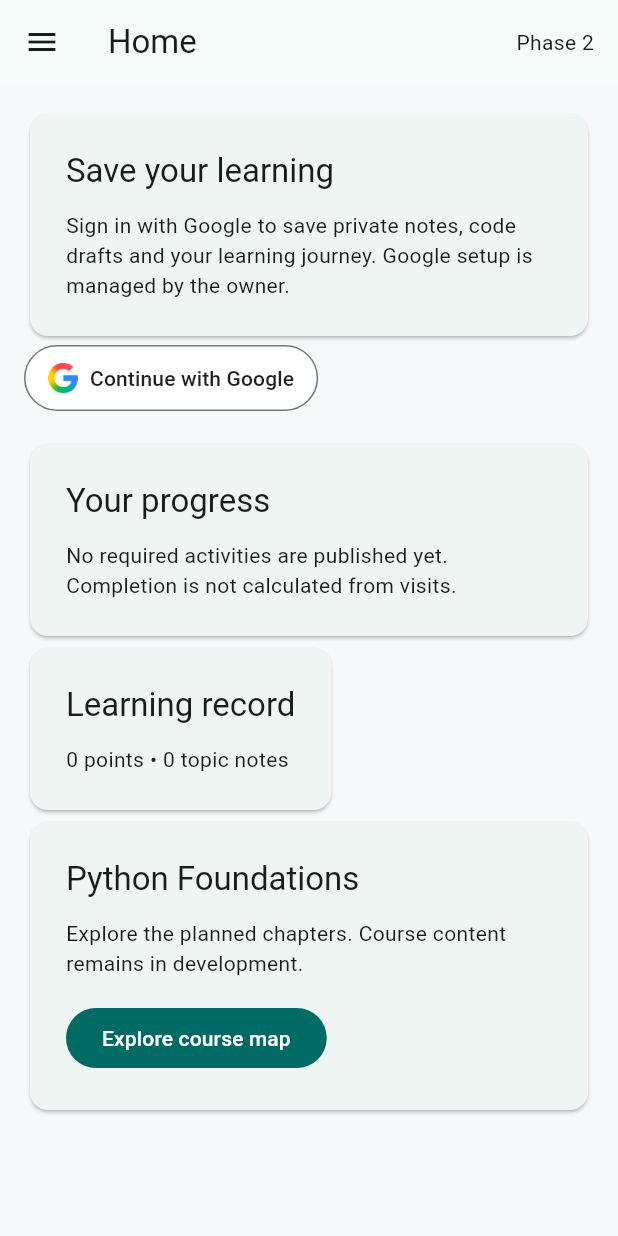
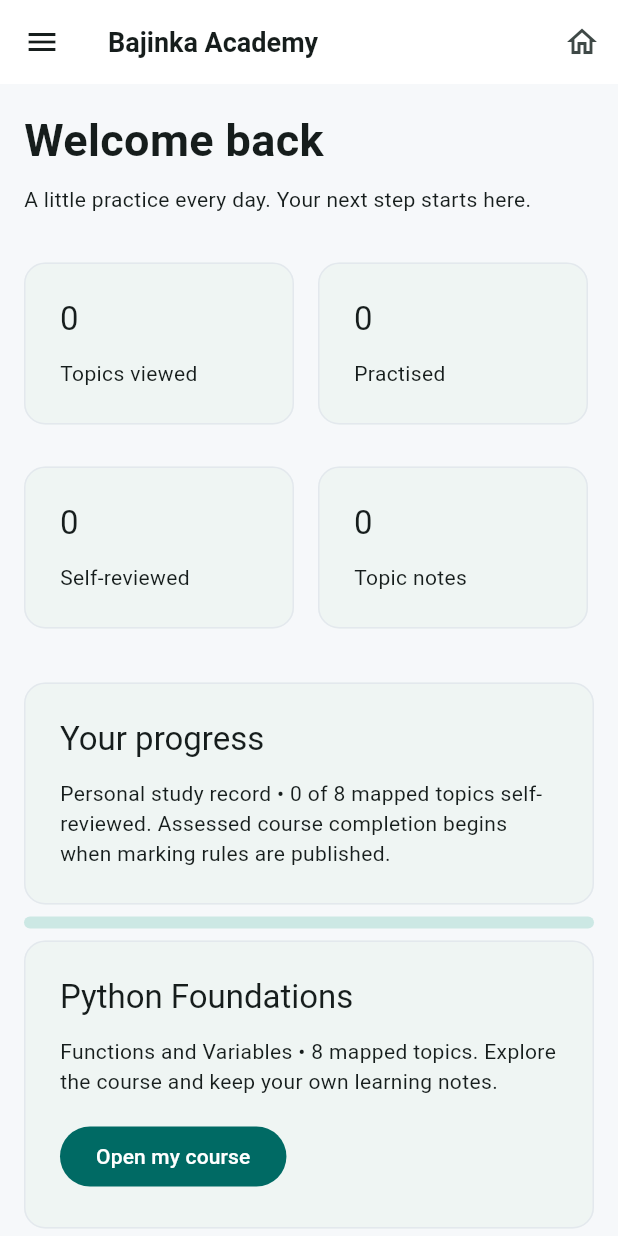
Before and after one commit to cyberokasha-dev/Bajinka-Academy, a Flutter app: the screen it shows after launch, on a phone screen of 412 x 824 dp. Run offline on Flutter 3.47's test engine with Material 3 defaults, Android fonts, the phone set to English and light mode, and no system bars; our stand-ins replace shared_preferences, supabase_flutter; accounts and stored records are empty.

Commit message:
Make learner workspace available without login and match reference lesson navigation

```diff
--- a/apps/learner/lib/main.dart
+++ b/apps/learner/lib/main.dart
@@ -1,16 +1,12 @@
 import 'dart:async';
 import 'package:flutter/material.dart';
+import 'package:flutter/services.dart';
 import 'package:supabase_flutter/supabase_flutter.dart';
 import 'learner_store.dart';
 
 Future<void> main() async {
   WidgetsFlutterBinding.ensureInitialized();
-  SupabaseClient? client;
-  try {
-    await Supabase.initialize(url: 'https://zesvwdewewylotohcsgn.supabase.co', publishableKey: 'sb_publishable_pyX5NRIIF99KroUmr5RSyQ_xNO1WdwB');
-    client = Supabase.instance.client;
-  } catch (_) { /* Browsing remains available if account initialisation fails. */ }
-  runApp(AcademyApp(client: client));
+  runApp(const AcademyApp());
 }
 
 class AcademyApp extends StatelessWidget {
@@ -40,6 +36,7 @@ class _LearnerShellState extends State<LearnerShell> {
   String section = 'Home';
   int? chapter;
   String? topic;
+  String lessonTab = 'Learn';
   final note = TextEditingController();
   final code = TextEditingController();
   late final LearnerStore store;
@@ -76,7 +73,7 @@ class _LearnerShellState extends State<LearnerShell> {
     autosave?.cancel();
     if (topic != null) unawaited(store.save(topic!));
     setState(() {
-      section = 'My courses'; chapter = 0; topic = title;
+      section = 'My courses'; chapter = 0; topic = title; lessonTab = 'Learn';
       note.text = store.draft(title)['notes'] as String;
       code.text = store.draft(title)['code'] as String;
     });
@@ -91,50 +88,54 @@ class _LearnerShellState extends State<LearnerShell> {
   Widget account() => panel(store.signedIn ? 'Your account' : 'Save your learning', store.signedIn
     ? 'Signed in as ${store.displayName.isEmpty ? widget.client?.auth.currentUser?.email ?? "Learner" : store.displayName}.'
     : 'Sign in with Google to save private notes, code drafts and your learning journey. Google setup is managed by the owner.');
-  Widget homeProgress() => Column(crossAxisAlignment: CrossAxisAlignment.start, children: [
-    account(), if (!store.signedIn) signInButton(),
-    const SizedBox(height: 16),
-    panel('Your progress', store.requiredCount == 0
-      ? 'No required activities are published yet. Completion is not calculated from visits.'
-      : '${store.completedCount} of ${store.requiredCount} required activities completed.'),
-    if (store.requiredCount > 0) LinearProgressIndicator(value: store.completedCount / store.requiredCount),
-    panel('Learning record', '${store.points} points • ${store.drafts.values.where((d) => (d["notes"] as String? ?? "").isNotEmpty).length} topic notes'),
+  Widget homeProgress() => Column(crossAxisAlignment: CrossAxisAlignment.stretch, children: [
+    Text('Welcome back${store.displayName.isEmpty ? "" : ", ${store.displayName}"}', style: const TextStyle(fontSize: 30, fontWeight: FontWeight.w700)),
+    const SizedBox(height: 8), const Text('A little practice every day. Your next step starts here.'),
+    const SizedBox(height: 24),
+    Wrap(spacing: 16, runSpacing: 12, children: [
+      metric('Topics viewed', store.countStage('viewed')),
+      metric('Practised', store.countStage('practised')),
+      metric('Self-reviewed', store.countStage('reviewed')),
+      metric('Topic notes', store.drafts.values.where((d) => (d['notes'] as String? ?? '').isNotEmpty).length),
+    ]),
+    const SizedBox(height: 20),
+    panel('Your progress', 'Personal study record • ${store.countStage('reviewed')} of ${topics.length} mapped topics self-reviewed. Assessed course completion begins when marking rules are published.'),
+    LinearProgressIndicator(value: store.countStage('reviewed') / topics.length, minHeight: 8, borderRadius: BorderRadius.circular(8)),
     if (store.lastTopic != null && topics.contains(store.lastTopic)) panel('Continue learning', store.lastTopic!, action: () => openTopic(store.lastTopic!), button: 'Continue'),
-    panel('Python Foundations', 'Explore the planned chapters. Course content remains in development.', action: () => select('My courses'), button: 'Explore course map'),
+    panel('Python Foundations', 'Functions and Variables • 8 mapped topics. Explore the course and keep your own learning notes.', action: () => select('My courses'), button: 'Open my course'),
+    panel('Your learning workspace', 'Notes, Python drafts and self-review progress save on this browser or phone. Use Copy to back up your work. Account sync will be added later.'),
   ]);
+  Widget metric(String label, int value) => SizedBox(width: 180, child: panel('$value', label));
   void select(String value) { autosave?.cancel(); if (topic != null) unawaited(store.save(topic!)); setState(() { section = value; chapter = null; topic = null; }); }
   @override
   void dispose() { autosave?.cancel(); store.removeListener(refresh); store.dispose(); note.dispose(); code.dispose(); super.dispose(); }
   Widget navigation() => ListView(children: [
-    const Padding(padding: EdgeInsets.all(24), child: Text('BAJINKA\nACADEMY', style: TextStyle(fontWeight: FontWeight.w800, fontSize: 22))),
+    const Padding(padding: EdgeInsets.all(24), child: Row(children: [Icon(Icons.school_outlined, color: Color(0xff087f78)), SizedBox(width: 10), Text('Bajinka Academy', style: TextStyle(fontWeight: FontWeight.w800, fontSize: 18))])),
     for (final item in sections) ListTile(selected: section == item, title: Text(item), onTap: () { select(item); scaffoldKey.currentState?.closeDrawer(); }),
   ]);
-  Widget panel(String title, String body, {VoidCallback? action, String? button}) => Card(child: Padding(padding: const EdgeInsets.all(24), child: Column(crossAxisAlignment: CrossAxisAlignment.start, children: [Text(title, style: Theme.of(context).textTheme.titleLarge), const SizedBox(height: 12), Text(body), if (action != null) Padding(padding: const EdgeInsets.only(top: 16), child: FilledButton(onPressed: action, child: Text(button ?? 'Open')))])));
+  Widget panel(String title, String body, {VoidCallback? action, String? button}) => Card(margin: const EdgeInsets.symmetric(vertical: 8), elevation: 0, shape: RoundedRectangleBorder(borderRadius: BorderRadius.circular(14), side: const BorderSide(color: Color(0xffe3e8ed))), child: SizedBox(width: double.infinity, child: Padding(padding: const EdgeInsets.all(24), child: Column(crossAxisAlignment: CrossAxisAlignment.start, children: [Text(title, style: Theme.of(context).textTheme.titleLarge), const SizedBox(height: 12), Text(body), if (action != null) Padding(padding: const EdgeInsets.only(top: 16), child: FilledButton(onPressed: action, child: Text(button ?? 'Open')))]))));
   Widget body() {
     if (section == 'Home' || section == 'Progress') return homeProgress();
     if (section == 'My courses') {
       if (topic != null) return Column(crossAxisAlignment: CrossAxisAlignment.start, children: [
         TextButton(onPressed: () => setState(() { topic = null; }), child: const Text('← Back to topics')),
         Text(topic!, style: Theme.of(context).textTheme.headlineSmall),
-        panel('Lesson awaiting publication', 'Admin will publish targets, detailed explanations, examples and resources here. No course content has been invented for this preview.'),
-        Wrap(spacing: 8, runSpacing: 8, children: [for (final label in ['Learn', 'Classwork', 'Homework', 'Challenge', 'Reflection']) Chip(label: Text(label))]),
-        const SizedBox(height: 16), TextField(controller: note, minLines: 5, maxLines: 12, decoration: const InputDecoration(labelText: 'My notes and explanation', border: OutlineInputBorder()), enabled: store.signedIn && !store.loading, onChanged: (_) => editDraft()),
-        const SizedBox(height: 16), TextField(controller: code, minLines: 10, maxLines: 24, style: const TextStyle(fontFamily: 'monospace'), decoration: const InputDecoration(labelText: 'Python draft — execution comes later', border: OutlineInputBorder()), enabled: store.signedIn && !store.loading, onChanged: (_) => editDraft()),
-        const SizedBox(height: 12), Text(store.signedIn ? store.draft(topic!)['status'] as String : 'Sign in to write and save private work.'),
-        if (!store.signedIn) signInButton(),
-        if (store.signedIn) Wrap(spacing: 12, children: [
-          TextButton(onPressed: () => store.save(topic!), child: const Text('Retry save')),
-          TextButton(onPressed: () async {
-            final id = topic!;
-            final accept = await showDialog<bool>(context: context, builder: (context) => AlertDialog(
-              title: const Text('Load cloud version?'),
-              content: const Text('This replaces your local changes. Copy them first if you want to keep them.'),
-              actions: [TextButton(onPressed: () => Navigator.pop(context, false), child: const Text('Cancel')), TextButton(onPressed: () => Navigator.pop(context, true), child: const Text('Load cloud version'))]));
-            if (accept != true) return;
-            await store.loadCloudDraft(id);
-            if (mounted && topic == id) setState(() { note.text = store.draft(id)['notes'] as String; code.text = store.draft(id)['code'] as String; });
-          }, child: const Text('Load cloud version')),
-        ]),
+        const SizedBox(height: 8), const Text('My Course / Functions and Variables', style: TextStyle(color: Colors.blueGrey)),
+        const SizedBox(height: 20),
+        SingleChildScrollView(scrollDirection: Axis.horizontal, child: Row(children: [for (final label in ['Learn', 'Classwork', 'Homework', 'Challenge', 'Project', 'Assessment', 'My Notes', 'My Code', 'Resources']) Padding(padding: const EdgeInsets.only(right: 8), child: ChoiceChip(label: Text(label), selected: lessonTab == label, onSelected: (_) => setState(() { lessonTab = label; })))])),
+        const SizedBox(height: 16),
+        panel('YOUR PROGRESS', 'Viewed → Practised → Self-reviewed. Demonstrated understanding requires a marked assessment.'),
+        Wrap(spacing: 8, runSpacing: 8, children: [for (final stage in ['viewed', 'practised', 'reviewed']) FilterChip(label: Text(stage == 'reviewed' ? 'Self-reviewed' : stage[0].toUpperCase() + stage.substring(1)), selected: store.draft(topic!)[stage] == true, onSelected: (value) => store.mark(topic!, stage, value))]),
+        const SizedBox(height: 20),
+        if (lessonTab == 'My Notes' || lessonTab == 'My Code') ...[
+          Text(lessonTab, style: Theme.of(context).textTheme.titleLarge),
+          const SizedBox(height: 12),
+          TextField(controller: lessonTab == 'My Notes' ? note : code, minLines: lessonTab == 'My Notes' ? 8 : 14, maxLines: 30, style: lessonTab == 'My Code' ? const TextStyle(fontFamily: 'monospace') : null, decoration: InputDecoration(hintText: lessonTab == 'My Notes' ? 'What did you learn? Write an example in your own words…' : '# Write your Python code here', filled: true, fillColor: Colors.white, border: const OutlineInputBorder()), enabled: !store.loading, onChanged: (_) => editDraft()),
+          const SizedBox(height: 12), Text(store.draft(topic!)['status'] as String),
+          Wrap(spacing: 12, children: [FilledButton.icon(onPressed: () => store.save(topic!), icon: const Icon(Icons.save_outlined), label: const Text('Save on device')), OutlinedButton.icon(onPressed: () async { await Clipboard.setData(ClipboardData(text: lessonTab == 'My Notes' ? note.text : code.text)); if (mounted) ScaffoldMessenger.of(context).showSnackBar(const SnackBar(content: Text('Copied — paste into a file to keep a backup.'))); }, icon: const Icon(Icons.copy), label: const Text('Copy'))]),
+          if (lessonTab == 'My Code') panel('Python workspace', 'Your draft saves locally. Code execution and automatic marking are not connected yet.'),
+        ] else panel(lessonTab == 'Learn' ? 'Lesson content' : lessonTab, lessonTab == 'Learn' ? 'This topic is mapped. The course author’s targets, explanation and examples are awaiting import. You can use My Notes and My Code now.' : 'The course author will publish the exact ${lessonTab.toLowerCase()} content and marking rules here. Your study workspace is available now.'),
+
       ]);
       if (chapter != null) return Column(crossAxisAlignment: CrossAxisAlignment.start, children: [
         TextButton(onPressed: () => setState(() { chapter = null; }), child: const Text('← Back to chapters')),
@@ -144,21 +145,17 @@ class _LearnerShellState extends State<LearnerShell> {
       ]);
       return Column(crossAxisAlignment: CrossAxisAlignment.start, children: [panel('Python Foundations', 'Independent study • 11 planned chapters • content in development'), for (var i = 0; i < chapters.length; i++) ListTile(leading: CircleAvatar(child: Text('$i')), title: Text(chapters[i]), subtitle: const Text('Draft'), trailing: const Icon(Icons.chevron_right), onTap: () => setState(() { chapter = i; }))]);
     }
-    if (section == 'Notebook') return Column(children: [account(), if (!store.signedIn) signInButton(), for (final entry in store.drafts.entries.where((e) => (e.value['notes'] as String? ?? '').isNotEmpty)) panel(entry.key, entry.value['notes'] as String, action: () => openTopic(entry.key), button: 'Edit note')]);
-    if (section == 'Settings') return Column(children: [account(),
-      if (!store.signedIn) signInButton(),
-      if (store.signedIn) ...[
-        panel('Display name', store.displayName.isEmpty ? 'Choose the name shown in your account.' : store.displayName, action: () async {
-          final input = TextEditingController(text: store.displayName);
-          final name = await showDialog<String>(context: context, builder: (context) => AlertDialog(title: const Text('Your name'), content: TextField(controller: input, maxLength: 120), actions: [TextButton(onPressed: () => Navigator.pop(context), child: const Text('Cancel')), TextButton(onPressed: () => Navigator.pop(context, input.text), child: const Text('Save'))]));
-          input.dispose(); if (name != null) await store.profile(name: name);
-        }, button: 'Edit name'),
-        SwitchListTile(title: const Text('Study reminder preference'), subtitle: const Text('Preference only — notification delivery comes in a later phase.'), value: store.reminders, onChanged: (v) => store.profile(reminder: v)),
-        OutlinedButton(onPressed: () async { autosave?.cancel(); if (topic != null) await store.save(topic!); await store.logout(); }, child: const Text('Sign out')),
-      ],
+    if (section == 'Notebook') return Column(children: [panel('My notebook', 'Your topic notes save on this device. Open a note to continue writing.'), if (store.drafts.values.every((d) => (d['notes'] as String? ?? '').isEmpty)) panel('Start your first note', 'Open a course topic and choose My Notes.', action: () => select('My courses'), button: 'Browse topics'), for (final entry in store.drafts.entries.where((e) => (e.value['notes'] as String? ?? '').isNotEmpty)) panel(entry.key, entry.value['notes'] as String, action: () => openTopic(entry.key), button: 'Edit note')]);
+    if (section == 'Settings') return Column(children: [
+      panel('Device workspace', 'Learning work is stored on this device. No login is needed. Copy important notes and code before clearing browser storage.'),
+      panel('Your name', store.displayName.isEmpty ? 'Choose a name for your dashboard.' : store.displayName, action: () async {
+        final input = TextEditingController(text: store.displayName);
+        final name = await showDialog<String>(context: context, builder: (context) => AlertDialog(title: const Text('Your name'), content: TextField(controller: input, maxLength: 120), actions: [TextButton(onPressed: () => Navigator.pop(context), child: const Text('Cancel')), TextButton(onPressed: () => Navigator.pop(context, input.text), child: const Text('Save'))]));
+        if (name != null) await store.profile(name: name);
+      }, button: 'Edit name'),
     ]);
     if (section == 'Sources & Acknowledgements') return panel('Sources & Acknowledgements', 'A separate admin-managed page for sources actually used, attribution and licences. Planned reference sources include Harvard CS50P, Helsinki, MIT and Beijing Institute of Technology. These are references, not endorsements. Detailed published acknowledgements follow content review.');
-    if (section == 'Privacy Policy') return panel('Privacy Policy — draft', 'Admin will publish the operator’s reviewed policy here, covering accounts, private notes, submissions, notifications, retention and user rights. Google sign-in stores an account session; learner profile, notes, code drafts and progress are stored in Supabase. Local recovery copies are kept on your device. A full operator-reviewed policy is awaiting publication.');
+    if (section == 'Privacy Policy') return panel('Privacy Policy — draft', 'Admin will publish the operator’s reviewed policy here, covering accounts, private notes, submissions, notifications, retention and user rights. The current learner workspace saves notes, code and self-review records on this device. Account login is deferred. Clearing browser or app storage removes local records. A full operator-reviewed policy is awaiting publication.');
     if (section == 'Certificates') return panel('Certificates locked', 'Complete a fully published course and its required assessments/project. Then confirm your name and study dates, preview and download your course certificate.');
     return panel(section, switch (section) {
       'Practice' => 'Admin-authored A–D questions, writing, code, debugging and a challenge for each topic. Marking rules will be shown clearly.',
@@ -172,7 +169,7 @@ class _LearnerShellState extends State<LearnerShell> {
   @override
   Widget build(BuildContext context) => LayoutBuilder(builder: (context, bounds) {
     final wide = bounds.maxWidth >= 950;
-    return Scaffold(key: scaffoldKey, appBar: AppBar(title: Text(section), actions: [Padding(padding: const EdgeInsets.all(16), child: Text(store.signedIn ? 'My account' : 'Phase 2'))]),
+    return Scaffold(key: scaffoldKey, appBar: AppBar(backgroundColor: Colors.white, title: const Text('Bajinka Academy', style: TextStyle(fontSize: 18, fontWeight: FontWeight.w700)), actions: [IconButton(tooltip: 'Home', onPressed: () => select('Home'), icon: const Icon(Icons.home_outlined))]),
       drawer: wide ? null : Drawer(child: Builder(builder: (_) => navigation())),
       body: Row(children: [if (wide) SizedBox(width: 250, child: navigation()), Expanded(child: SingleChildScrollView(padding: EdgeInsets.all(wide ? 32 : 16), child: Center(child: ConstrainedBox(constraints: const BoxConstraints(maxWidth: 1050), child: Column(crossAxisAlignment: CrossAxisAlignment.stretch, children: [if (store.loading) const LinearProgressIndicator(), if (store.message.isNotEmpty) MaterialBanner(content: Text(store.message), actions: [TextButton(onPressed: store.load, child: const Text('Retry'))]), body()])))))]));
   });
```
Also changed, not shown: apps/learner/lib/learner_store.dart (+37 -5 lines), 2 other files.
